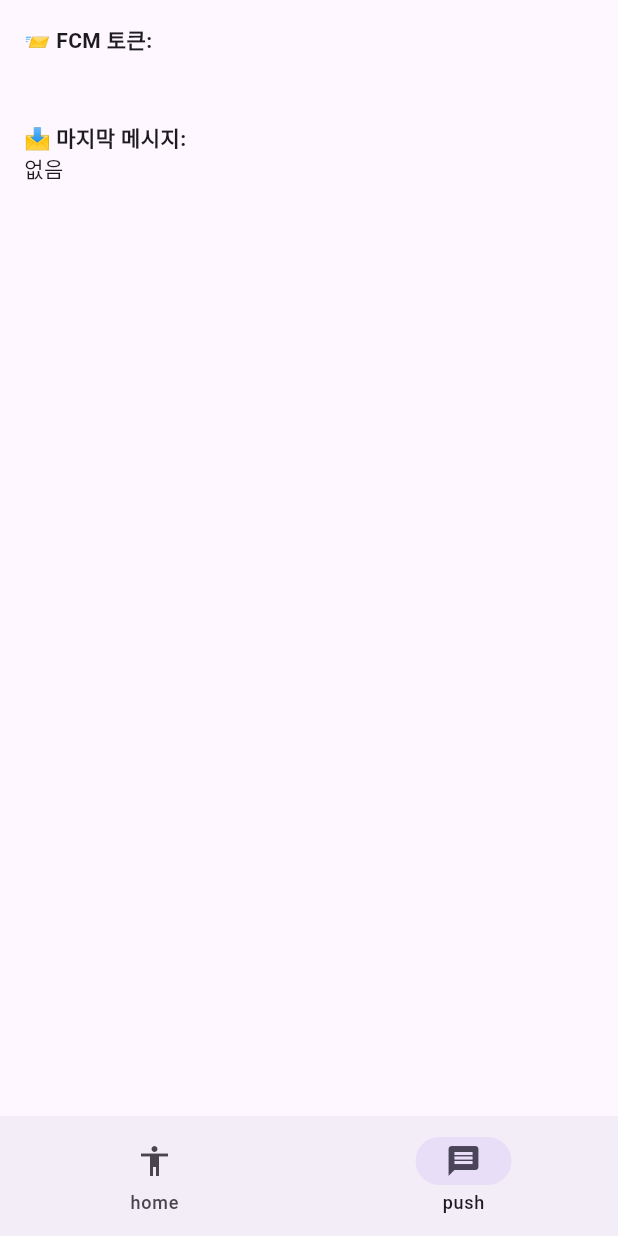
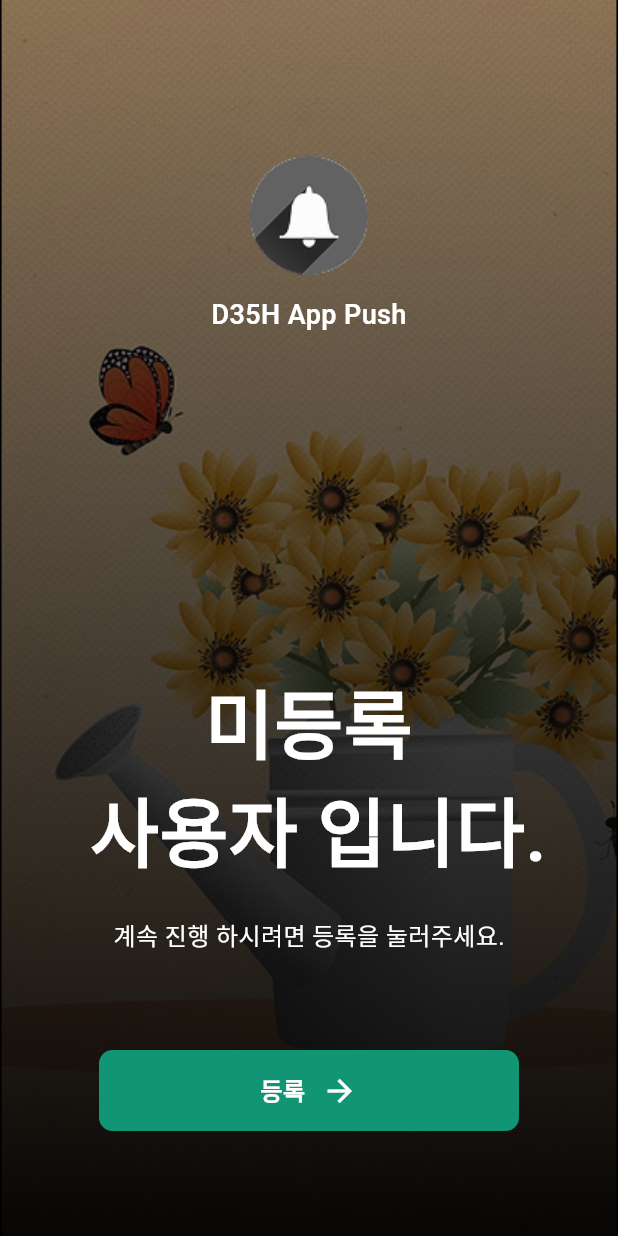
Before and after one commit to cowaymcnc4003/flutter-push-test, a Flutter app: the screen it shows after launch, on a phone screen of 412 x 824 dp. Run offline on Flutter 3.47's test engine with Material 3 defaults, Android fonts, the phone set to English and light mode, and no system bars; our stand-ins replace firebase_core, firebase_messaging, go_router, permission_handler; accounts and stored records are empty.

Commit message:
디자인 작업 및 인트로 작업

```diff
--- /dev/null
+++ b/devtools_options.yaml
@@ -0,0 +1,3 @@
+description: This file stores settings for Dart & Flutter DevTools.
+documentation: https://docs.flutter.dev/tools/devtools/extensions#configure-extension-enablement-states
+extensions:
--- /dev/null
+++ b/lib/core/presentation/components/medium_button.dart
@@ -0,0 +1,64 @@
+// ignore_for_file: public_member_api_docs, sort_constructors_first
+import 'package:flutter/material.dart';
+
+import 'package:push_test_app/ui/color_style.dart';
+import 'package:push_test_app/ui/text_styles.dart';
+
+class MediumButton extends StatefulWidget {
+  final String label;
+  final void Function() onPressed;
+  const MediumButton({
+    super.key,
+    required this.label,
+    required this.onPressed,
+  });
+
+  @override
+  State<MediumButton> createState() => _MediumButtonState();
+}
+
+class _MediumButtonState extends State<MediumButton> {
+  bool isPressed = false;
+  @override
+  Widget build(BuildContext context) {
+    return GestureDetector(
+      onTapDown: (_) {
+        setState(() {
+          isPressed = true;
+        });
+      },
+      onTapUp: (_) {
+        setState(() {
+          isPressed = false;
+          widget.onPressed();
+        });
+      },
+      onTapCancel: () {
+        setState(() {
+          isPressed = false;
+        });
+      },
+      child: Container(
+        height: 54,
+        decoration: BoxDecoration(
+          borderRadius: BorderRadius.circular(9),
+          color: isPressed ? ColorStyle.gray3 : ColorStyle.primary100,
+        ),
+        child: Row(
+          mainAxisAlignment: MainAxisAlignment.center,
+          children: [
+            Text(widget.label,
+                style: TextStyles.normalTextBold.copyWith(
+                  color: Colors.white,
+                )),
+            const SizedBox(width: 11),
+            const Icon(
+              Icons.arrow_forward,
+              color: ColorStyle.white,
+            )
+          ],
+        ),
+      ),
+    );
+  }
+}
--- a/lib/presentation/feature/push/push.dart
+++ b/lib/presentation/feature/push/push.dart
@@ -1,3 +1,5 @@
+import 'dart:developer';
+
 import 'package:flutter/material.dart';
 import 'package:firebase_messaging/firebase_messaging.dart';
 
@@ -26,9 +28,8 @@ class _PushState extends State<Push> {
     NotificationSettings settings = await messaging.requestPermission();
 
     if (settings.authorizationStatus == AuthorizationStatus.authorized) {
-      print('✅ 알림 권한 승인됨');
-    } else {
-      print('❌ 알림 권한 거부됨');
+      log('✅ 알림 권한 승인됨');
+      log('❌ 알림 권한 거부됨');
       return;
     }
 
@@ -37,11 +38,11 @@ class _PushState extends State<Push> {
       vapidKey:
           'BNThCgsJjPAeXOO7bikdWrP7ZDtitpf-KnXn5G2iGCf-fJoPwxhBHCmtEOyyLBXJhnok_zO1cGejSdqwNkz6ogU',
     );
-    print('📨 FCM Token: $_token');
+    log('📨 FCM Token: $_token');
 
     // 포그라운드 메시지 수신
     FirebaseMessaging.onMessage.listen((RemoteMessage message) {
-      print('📩 포그라운드 메시지 수신: ${message.notification?.title}');
+      log('📩 포그라운드 메시지 수신: ${message.notification?.title}');
       setState(() {
         _message = message.notification?.title ?? '알림 수신';
       });
@@ -49,14 +50,14 @@ class _PushState extends State<Push> {
 
     // 알림 클릭 시 앱 열릴 때
     FirebaseMessaging.onMessageOpenedApp.listen((RemoteMessage message) {
-      print('🔔 클릭된 메시지: ${message.notification?.title}');
+      log('🔔 클릭된 메시지: ${message.notification?.title}');
     });
 
     // 종료 상태에서 시작 시 메시지 수신
     RemoteMessage? initialMessage =
         await FirebaseMessaging.instance.getInitialMessage();
     if (initialMessage != null) {
-      print('🚀 초기 메시지 수신: ${initialMessage.notification?.title}');
+      log('🚀 초기 메시지 수신: ${initialMessage.notification?.title}');
     }
 
     setState(() {});
--- /dev/null
+++ b/lib/presentation/intro/intro_screen.dart
@@ -0,0 +1,83 @@
+import 'dart:developer';
+
+import 'package:flutter/material.dart';
+import 'package:go_router/go_router.dart';
+import 'package:push_test_app/core/presentation/components/medium_button.dart';
+import 'package:push_test_app/ui/color_style.dart';
+import 'package:push_test_app/ui/text_styles.dart';
+
+class IntroScreen extends StatelessWidget {
+  const IntroScreen({super.key});
+
+  @override
+  Widget build(BuildContext context) {
+    return Scaffold(
+      body: Stack(
+        children: [
+          Image.asset(
+            "assets/image/intro.png",
+            width: double.infinity,
+            height: double.infinity,
+            fit: BoxFit.cover,
+          ),
+          Align(
+            child: Column(
+              children: [
+                const SizedBox(
+                  height: 104,
+                ),
+                Image.asset(
+                  "assets/image/intro_bell.png",
+                  width: 79,
+                  height: 79,
+                ),
+                const SizedBox(
+                  height: 14,
+                ),
+                Text(
+                  "D35H App Push",
+                  style: TextStyles.mediumTextBold.copyWith(
+                    color: ColorStyle.white,
+                  ),
+                ),
+                const SizedBox(
+                  height: 222,
+                ),
+                SizedBox(
+                  width: 341,
+                  child: Text(
+                    "미등록\n 사용자 입니다.",
+                    textAlign: TextAlign.center,
+                    style: TextStyles.titleTextBold.copyWith(
+                      color: ColorStyle.white,
+                    ),
+                  ),
+                ),
+                const SizedBox(
+                  height: 20,
+                ),
+                Text(
+                  "계속 진행 하시려면 등록을 눌러주세요.",
+                  style: TextStyles.normalTextRegular
+                      .copyWith(color: Colors.white),
+                ),
+                const SizedBox(
+                  height: 64,
+                ),
+                Padding(
+                  padding: const EdgeInsets.symmetric(horizontal: 66),
+                  child: MediumButton(
+                    label: '등록',
+                    onPressed: () {
+                      context.push('/push');
+                    },
+                  ),
+                )
+              ],
+            ),
+          )
+        ],
+      ),
+    );
+  }
+}
--- /dev/null
+++ b/lib/router/route_path.dart
@@ -0,0 +1,4 @@
+abstract class RoutePath {
+  static const intro = "/intro";
+  static const push = "/push";
+}
--- a/lib/router/router.dart
+++ b/lib/router/router.dart
@@ -1,12 +1,18 @@
 import 'package:flutter/cupertino.dart';
 import 'package:go_router/go_router.dart';
 import 'package:push_test_app/presentation/feature/push/push.dart';
-import 'package:push_test_app/presentation/main_screen.dart';
+import 'package:push_test_app/presentation/intro/intro_screen.dart';
+import 'package:push_test_app/presentation/main/main_screen.dart';
+import 'package:push_test_app/router/route_path.dart';
 
 // GoRouter configuration
 final router = GoRouter(
-  initialLocation: '/push',
+  initialLocation: RoutePath.intro,
   routes: [
+    GoRoute(
+      path: RoutePath.intro,
+      builder: (context, state) => const IntroScreen(),
+    ),
     GoRoute(
       path: '/',
       builder: (context, state) => MainScreen(
--- /dev/null
+++ b/lib/ui/color_style.dart
@@ -0,0 +1,34 @@
+import 'package:flutter/material.dart';
+
+abstract class ColorStyle {
+  static const Color black = Color(0xFF000000);
+  static const Color gray1 = Color(0xFF484848);
+  static const Color gray2 = Color(0xFF797979);
+  static const Color gray3 = Color(0xFFA9A9A9);
+  static const Color gray4 = Color(0xFFD9D9D9);
+  static const Color white = Color(0xFFFFFFFF);
+
+  static const Color primary100 = Color(0xFF129575);
+  static const Color primary80 = Color(0xFF71B1A1);
+  static const Color primary60 = Color(0xFFAFD3CA);
+  static const Color primary40 = Color(0xFFDBEBE7);
+  static const Color primary20 = Color(0xFFF6FAF9);
+
+  static const Color secondary100 = Color(0xFFFF9C00);
+  static const Color secondary80 = Color(0xFFFFA61A);
+  static const Color secondary60 = Color(0xFFFFBA4D);
+  static const Color secondary40 = Color(0xFFFFCE80);
+  static const Color secondary20 = Color(0xFFFFE1B3);
+
+  static const Color error = Color(0xFFE94A59);
+  static const Color warning = Color(0xFFFFE1E7);
+
+  static const Color success = Color(0xFF31B057);
+  static const Color success10 = Color(0xFFEAF7EE);
+
+  static const Color rating = Color(0xFFFFAD30);
+
+  static const Color primaryColor = primary100;
+  static const Color secondaryColor = secondary100;
+  static const Color labelColor = Color(0xFF121212);
+}
--- /dev/null
+++ b/lib/ui/text_styles.dart
@@ -0,0 +1,87 @@
+import 'package:flutter/material.dart';
+
+abstract class TextStyles {
+  static const TextStyle titleTextBold = TextStyle(
+    fontSize: 50,
+    fontWeight: FontWeight.bold,
+    fontFamily: 'Roboto',
+  );
+
+  static const TextStyle headerTextBold = TextStyle(
+    fontSize: 30,
+    fontWeight: FontWeight.bold,
+    fontFamily: 'Roboto',
+  );
+
+  static const TextStyle largeTextBold = TextStyle(
+    fontSize: 20,
+    fontWeight: FontWeight.bold,
+    fontFamily: 'Roboto',
+  );
+
+  static const TextStyle mediumTextBold = TextStyle(
+    fontSize: 18,
+    fontWeight: FontWeight.bold,
+    fontFamily: 'Roboto',
+  );
+
+  static const TextStyle normalTextBold = TextStyle(
+    fontSize: 16,
+    fontWeight: FontWeight.bold,
+    fontFamily: 'Roboto',
+  );
+
+  static const TextStyle smallTextBold = TextStyle(
+    fontSize: 14,
+    fontWeight: FontWeight.bold,
+    fontFamily: 'Roboto',
+  );
+
+  static const TextStyle smallerTextBold = TextStyle(
+    fontSize: 11,
+    fontWeight: FontWeight.bold,
+    fontFamily: 'Roboto',
+  );
+
+  static const TextStyle titleTextRegular = TextStyle(
+    fontSize: 50,
+    fontWeight: FontWeight.normal,
+    fontFamily: 'Roboto',
+  );
+
+  static const TextStyle headerTextRegular = TextStyle(
+    fontSize: 30,
+    fontWeight: FontWeight.normal,
+    fontFamily: 'Roboto',
+  );
+
+  static const TextStyle largeTextRegular = TextStyle(
+    fontSize: 20,
+    fontWeight: FontWeight.normal,
+    fontFamily: 'Roboto',
+  );
+
+  static const TextStyle mediumTextRegular = TextStyle(
+    fontSize: 18,
+    fontWeight: FontWeight.normal,
+    fontFamily: 'Roboto',
+  );
+
+  static const TextStyle normalTextRegular = TextStyle(
+    fontSize: 16,
+    fontWeight: FontWeight.normal,
+    fontFamily: 'Roboto',
+  );
+
+  static const TextStyle smallTextRegular = TextStyle(
+    fontSize: 14,
+    fontWeight: FontWeight.normal,
+    fontFamily: 'Roboto',
+  );
+
+  static const TextStyle smallerTextRegular = TextStyle(
+    fontSize: 11,
+    fontWeight: FontWeight.normal,
+    fontFamily: 'Roboto',
+  );
+}
```
Also changed, not shown: pubspec.yaml (+24 -7 lines), assets/font/Roboto-Regular.ttf (added), assets/font/Roboto-SemiBold.ttf (added), assets/image/intro.png (added), assets/image/intro_bell.png (added), lib/presentation/main/main_screen.dart (renamed from lib/presentation/main_screen.dart), pubspec.lock, 3 other files.
